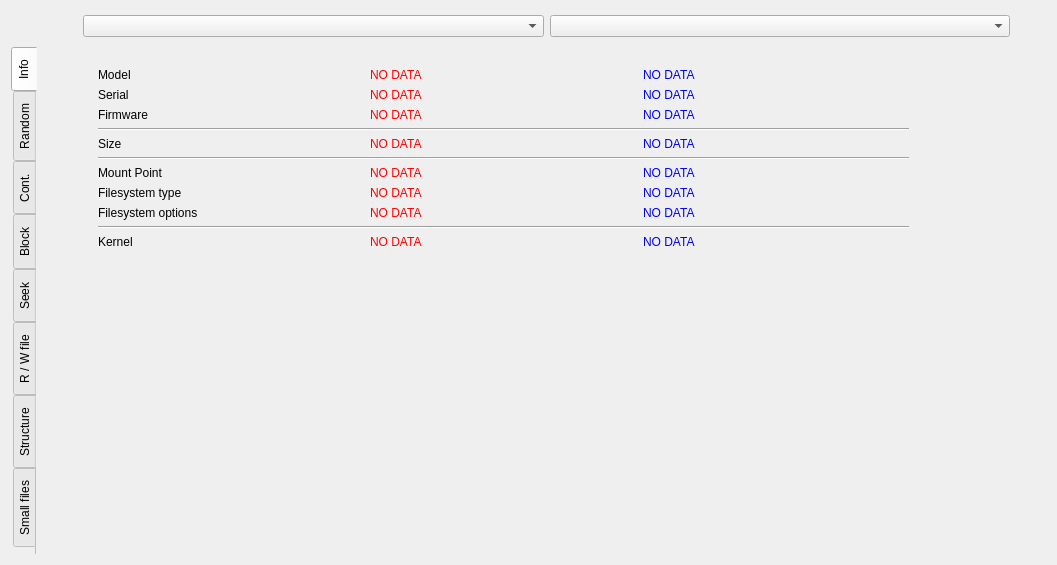
Old version of the form hddtest.ui in the repository vladamatena/hddtest.
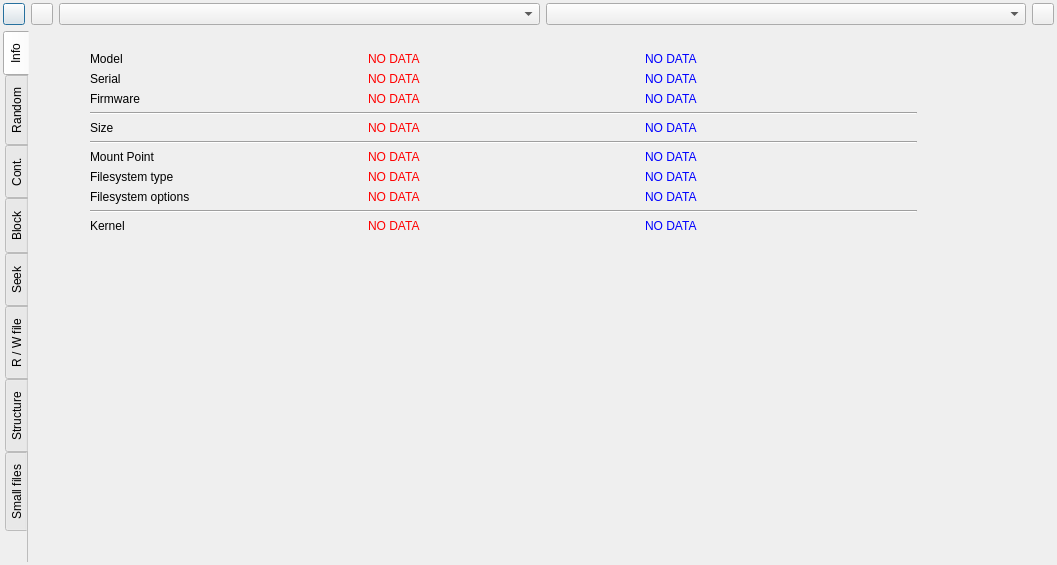
New version of the form. Icons and pictures are not drawn. Custom widgets are drawn as their Qt base class.

Commit message: Resize top icons.

```diff
--- a/hddtest.ui
+++ b/hddtest.ui
@@ -27,21 +27,30 @@
    <bool>false</bool>
   </property>
   <layout class="QVBoxLayout" name="verticalLayout_3">
+   <property name="margin">
+    <number>3</number>
+   </property>
    <item>
     <layout class="QHBoxLayout" name="horizontalLayout_2">
+     <property name="topMargin">
+      <number>0</number>
+     </property>
+     <property name="bottomMargin">
+      <number>0</number>
+     </property>
      <item>
       <widget class="QPushButton" name="open">
        <property name="maximumSize">
         <size>
-         <width>30</width>
-         <height>30</height>
+         <width>22</width>
+         <height>22</height>
         </size>
        </property>
        <property name="text">
         <string/>
        </property>
        <property name="flat">
-        <bool>true</bool>
+        <bool>false</bool>
        </property>
       </widget>
      </item>
@@ -49,24 +58,18 @@
       <widget class="QPushButton" name="save">
        <property name="maximumSize">
         <size>
-         <width>30</width>
-         <height>30</height>
+         <width>22</width>
+         <height>22</height>
         </size>
        </property>
        <property name="text">
         <string/>
        </property>
-       <property name="iconSize">
-        <size>
-         <width>16</width>
-         <height>16</height>
-        </size>
-       </property>
        <property name="autoDefault">
         <bool>false</bool>
        </property>
        <property name="flat">
-        <bool>true</bool>
+        <bool>false</bool>
        </property>
       </widget>
      </item>
@@ -168,22 +171,22 @@
       <widget class="QPushButton" name="about">
        <property name="maximumSize">
         <size>
-         <width>30</width>
-         <height>30</height>
+         <width>22</width>
+         <height>22</height>
         </size>
        </property>
        <property name="text">
         <string/>
        </property>
        <property name="flat">
-        <bool>true</bool>
+        <bool>false</bool>
        </property>
       </widget>
      </item>
     </layout>
    </item>
    <item>
-    <layout class="QHBoxLayout" name="horizontalLayout" stretch="1">
+    <layout class="QHBoxLayout" name="horizontalLayout">
      <item>
       <widget class="QTabWidget" name="Tabs">
        <property name="sizePolicy">
```
